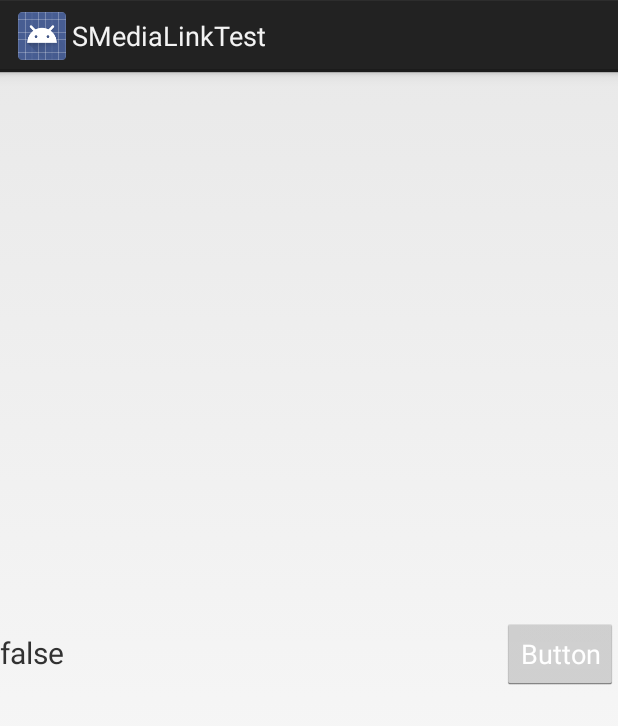
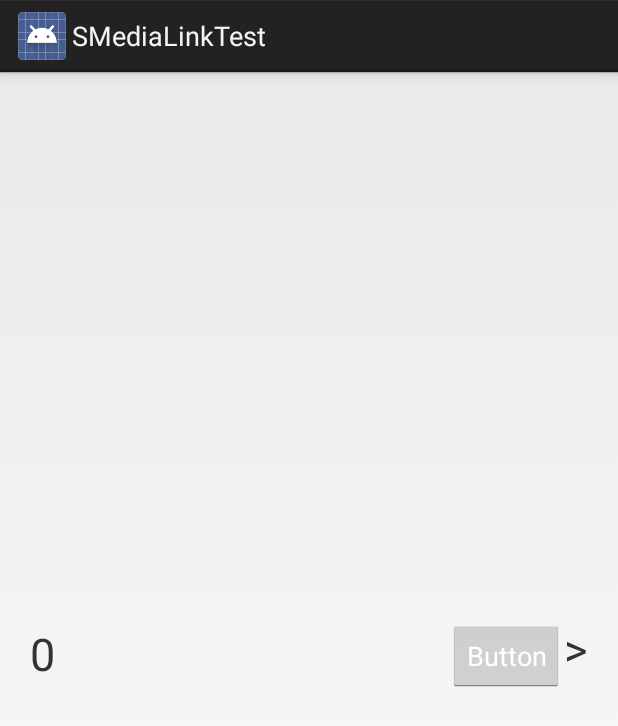
Before and after one commit to Imaskar/SMediaLinkTest, an Android app: the fragment TextnbtnDetailFragment shown on its own in the app's theme, on a phone screen of 412 x 824 dp. Shown: the top 726 px of the screen. Run offline under Robolectric (Android 15) with nearby library versions, the phone set to English and light mode, and no system bars; 1 statement that could not run was skipped.

Commit message:
Added arrow sign

```diff
--- a/app/src/main/res/layout/text_n_btn.xml
+++ b/app/src/main/res/layout/text_n_btn.xml
@@ -4,7 +4,8 @@
     android:orientation="horizontal"
     android:layout_width="match_parent"
     android:layout_height="wrap_content"
-
+    android:layout_marginRight="20dp"
+    android:layout_marginLeft="20dp"
     >
 
 
@@ -13,9 +14,10 @@
         android:layout_width="0dp"
         android:layout_weight="1"
         android:layout_height="wrap_content"
-        android:text="@+id/label"
-        android:textSize="30px"
-    android:clickable="false"
+        android:layout_gravity="center"
+        android:text="0"
+        android:textSize="30dp"
+        android:clickable="false"
         android:focusable="false"
         android:focusableInTouchMode="false">
     </TextView>
@@ -31,6 +33,15 @@
         android:focusableInTouchMode="false"
 
         />
-
+    <TextView
+        android:id="@+id/arrow"
+        android:layout_width="wrap_content"
+        android:layout_height="wrap_content"
+        android:text=">"
+        android:textSize="30dp"
+        android:clickable="false"
+        android:focusable="false"
+        android:focusableInTouchMode="false">
+    </TextView>
 
 </LinearLayout>
```
